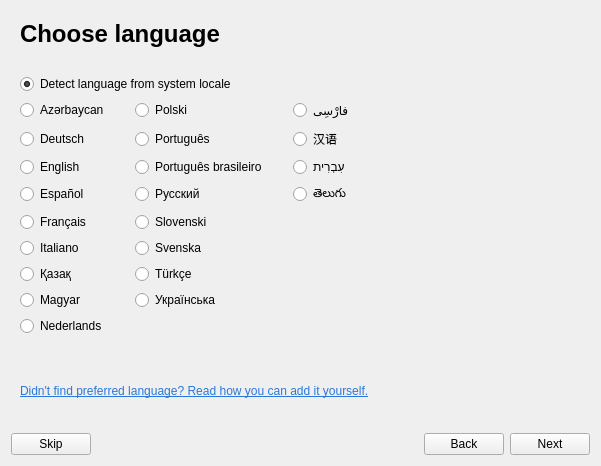
This is src/bin/scenarist-desktop/UserInterfaceLayer/Onboarding/OnboardingView.ui in dimkanovikov/KITScenarist as Qt 5 draws it before an edit. The edited form follows.
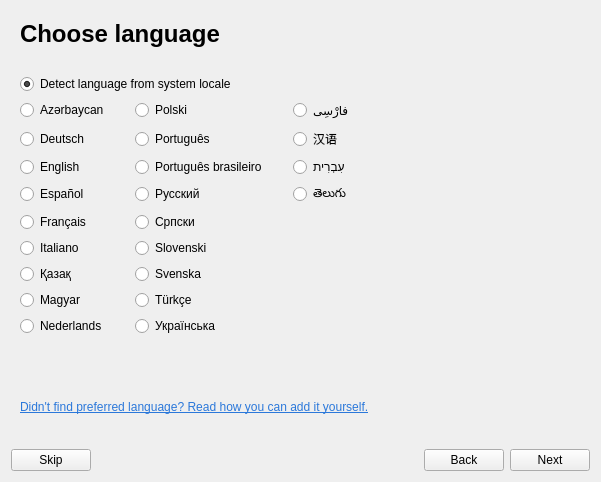
This is the edited form. Custom widgets are drawn as their Qt base class.

Commit message: Added Serbian translation and spell checker

The edit to the form file:
```diff
--- a/src/bin/scenarist-desktop/UserInterfaceLayer/Onboarding/OnboardingView.ui
+++ b/src/bin/scenarist-desktop/UserInterfaceLayer/Onboarding/OnboardingView.ui
@@ -7,7 +7,7 @@
     <x>0</x>
     <y>0</y>
     <width>597</width>
-    <height>466</height>
+    <height>482</height>
    </rect>
   </property>
   <property name="windowTitle">
@@ -274,24 +274,21 @@
          </property>
         </widget>
        </item>
-       <item row="7" column="1">
-        <widget class="QRadioButton" name="slovenian">
+       <item row="11" column="0">
+        <widget class="QRadioButton" name="nederlands">
          <property name="text">
-          <string notr="true">Slovenski</string>
-         </property>
-         <property name="checked">
-          <bool>false</bool>
+          <string notr="true">Nederlands</string>
          </property>
         </widget>
        </item>
-       <item row="10" column="1">
+       <item row="11" column="1">
         <widget class="QRadioButton" name="ukrainian">
          <property name="text">
           <string notr="true">Українська</string>
          </property>
         </widget>
        </item>
-       <item row="9" column="1">
+       <item row="10" column="1">
         <widget class="QRadioButton" name="turkish">
          <property name="text">
           <string notr="true">Türkçe</string>
@@ -301,7 +298,7 @@
          </property>
         </widget>
        </item>
-       <item row="8" column="1">
+       <item row="9" column="1">
         <widget class="QRadioButton" name="swedish">
          <property name="text">
           <string notr="true">Svenska</string>
@@ -311,10 +308,23 @@
          </property>
         </widget>
        </item>
-       <item row="11" column="0">
-        <widget class="QRadioButton" name="nederlands">
+       <item row="8" column="1">
+        <widget class="QRadioButton" name="slovenian">
          <property name="text">
-          <string notr="true">Nederlands</string>
+          <string notr="true">Slovenski</string>
+         </property>
+         <property name="checked">
+          <bool>false</bool>
+         </property>
+        </widget>
+       </item>
+       <item row="7" column="1">
+        <widget class="QRadioButton" name="serbian">
+         <property name="text">
+          <string notr="true">Српски</string>
+         </property>
+         <property name="checked">
+          <bool>false</bool>
          </property>
         </widget>
        </item>
```
Left out of the diff: 15 changed lines with no effect on the pictures. The commit also changes 7 other files.
